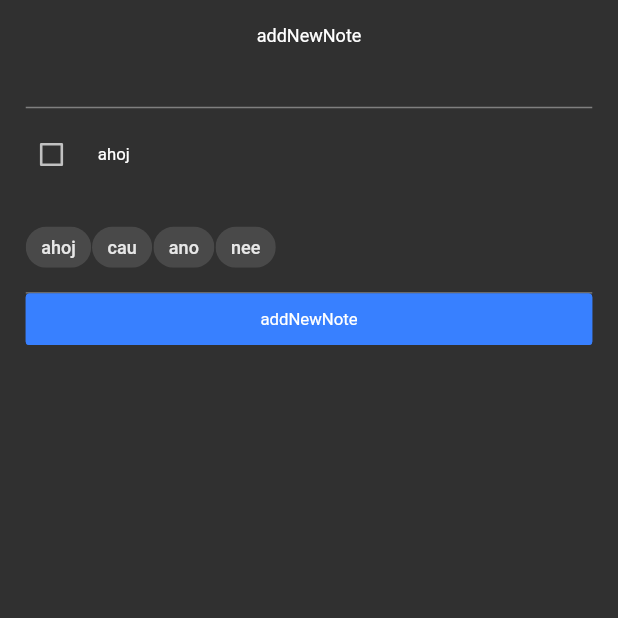
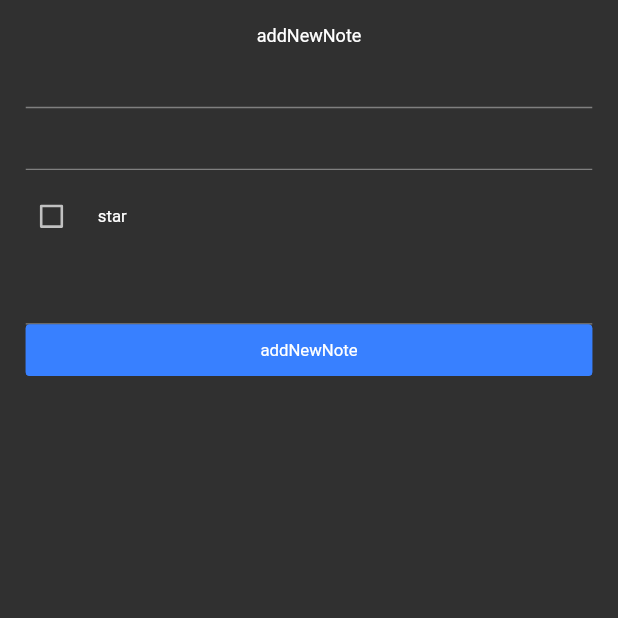
Before and after one commit to Psik628/notes, a Flutter app: the NoteFormPage screen opened by its route, on a phone screen of 412 x 824 dp, the top half of it. Run offline on Flutter 3.47's test engine with Material 2 defaults, Android fonts, the light colour scheme and no system bars; drawn by our look-alikes of flutter_form_builder, getwidget; our stand-ins replace auto_route, bloc, cloud_firestore, dartz, easy_localization, equatable and 12 more; missing offline and left inert: cloud_firestore_odm; accounts and stored records are empty; generated files the repository leaves out were written again; statements that could not run were skipped.

Commit message:
note form bloc updates

```diff
--- a/lang/cs-CZ.json
+++ b/lang/cs-CZ.json
@@ -24,5 +24,6 @@
 
   "delete": "Smazat",
   "star": "Favorizovat",
-  "addNewNote": "Přidat novou poznámku"
+  "addNewNote": "Přidat novou poznámku",
+  "deadline": "Termín splnění"
 }
--- a/lib/application/notes/note_form/note_form_event.dart
+++ b/lib/application/notes/note_form/note_form_event.dart
@@ -1,4 +1,7 @@
 part of 'note_form_bloc.dart';
 
-@immutable
-abstract class NoteFormEvent {}
+
+@freezed
+class NoteFormEvent with _$NoteFormEvent{
+  const factory NoteFormEvent.noteAdded(Note note) = NoteAdded;
+}
--- a/lib/application/notes/note_form/note_form_state.dart
+++ b/lib/application/notes/note_form/note_form_state.dart
@@ -1,6 +1,9 @@
 part of 'note_form_bloc.dart';
 
-@immutable
-abstract class NoteFormState {}
-
-class NoteFormInitial extends NoteFormState {}
+@freezed
+class NoteFormState with _$NoteFormState {
+  const factory NoteFormState.initial() = Initial;
+  const factory NoteFormState.actionInProgress() = ActionInProgress;
+  const factory NoteFormState.noteAdditionSuccess() = NoteAdditionSuccess;
+  const factory NoteFormState.noteAdditionFailure(NoteFailure noteFailure) = NoteAdditionFailure;
+}
--- a/lib/presentation/pages/home/widgets/note_form_widget.dart
+++ b/lib/presentation/pages/home/widgets/note_form_widget.dart
@@ -14,7 +14,7 @@ class NoteFormWidget extends StatelessWidget {
     return GFButton(
       fullWidthButton: true,
       onPressed: (){
-        AutoRouter.of(context).push(const NoteFormPageRoute());
+        AutoRouter.of(context).push(NoteFormPageRoute());
       },
       icon: const Icon(Icons.add),
       child: const Text(TranslationsConstants.addNewNote).tr(),
--- a/lib/presentation/pages/note_form/note_form_page.dart
+++ b/lib/presentation/pages/note_form/note_form_page.dart
@@ -1,15 +1,29 @@
 import 'package:easy_localization/easy_localization.dart';
 import 'package:flutter/cupertino.dart';
 import 'package:flutter/material.dart';
+import 'package:flutter_bloc/flutter_bloc.dart';
 import 'package:flutter_form_builder/flutter_form_builder.dart';
 import 'package:getwidget/components/button/gf_button.dart';
+import 'package:notes/application/notes/note_form/note_form_bloc.dart';
 import 'package:notes/presentation/ui_constants.dart';
 import 'package:notes/translations_constants.dart';
 
-class NoteFormPage extends StatelessWidget {
+import '../../../domain/note/note.dart';
+
+class NoteFormPage extends StatefulWidget {
   NoteFormPage({Key? key}) : super(key: key);
 
+  @override
+  State<NoteFormPage> createState() => _NoteFormPageState();
+}
+
+class _NoteFormPageState extends State<NoteFormPage> {
   final _formKey = GlobalKey<FormBuilderState>();
+
+  late String title;
+  late String content;
+  late bool star;
+  late DateTime deadline;
 
   @override
   Widget build(BuildContext context) {
@@ -24,25 +38,44 @@ class NoteFormPage extends StatelessWidget {
             FormBuilder(
               key: _formKey,
               child:  FormBuilderTextField(
-                name: 'text',
+                name: 'note title',
                 onChanged: (val) {
-                  print(val); // Print the text value write into TextField
+                  setState(() {
+                    this.title = val!;
+                  }); // Print the text value write into TextField
                 },
               ),
             ),
-            FormBuilderCheckbox(name: 'ag', title: Text('ahoj')),
-            FormBuilderChoiceChip(name: 'ff', options: [
-                FormBuilderChipOption<String>(value: 'ahoj'),
-                FormBuilderChipOption<String>(value: 'cau'),
-                FormBuilderChipOption<String>(value: 'ano'),
-                FormBuilderChipOption<String>(value: 'nee')
-              ],
+            FormBuilderTextField(
+              name: 'note content',
+              onChanged: (val) {
+                setState(() {
+                  this.content = val!;
+                }); // Print the text value write into TextField
+              },
+            ),
+            FormBuilderCheckbox(
+              name: 'note star',
+              title: Text(TranslationsConstants.star).tr(),
+              onChanged: (selected){
+                setState(() {
+                  this.star = selected!;
+                });
+              },
+            ),
+            FormBuilderDateTimePicker(
+              name: TranslationsConstants.deadline.tr(),
+              onChanged: (DateTime? dateTime){
+                setState(() {
+                  this.deadline = dateTime!;
+                });
+              },
             ),
             GFButton(
               fullWidthButton: true,
               text: TranslationsConstants.addNewNote.tr(),
               onPressed: () {
-                // todo this
+                // context.read<NoteFormBloc>().add(NoteFormEvent.noteAdded(Note()));
               },
             )
           ],
--- a/lib/translations_constants.dart
+++ b/lib/translations_constants.dart
@@ -34,4 +34,5 @@ class TranslationsConstants{
   static const star = 'star';
 
   static const addNewNote = 'addNewNote';
+  static const deadline = 'deadline';
 }
```
Also changed, not shown: lib/application/notes/note_form/note_form_bloc.dart (+29 -6 lines), lib/application/notes/note_actor/note_actor_bloc.dart (indentation only), lib/injection.config.dart.
